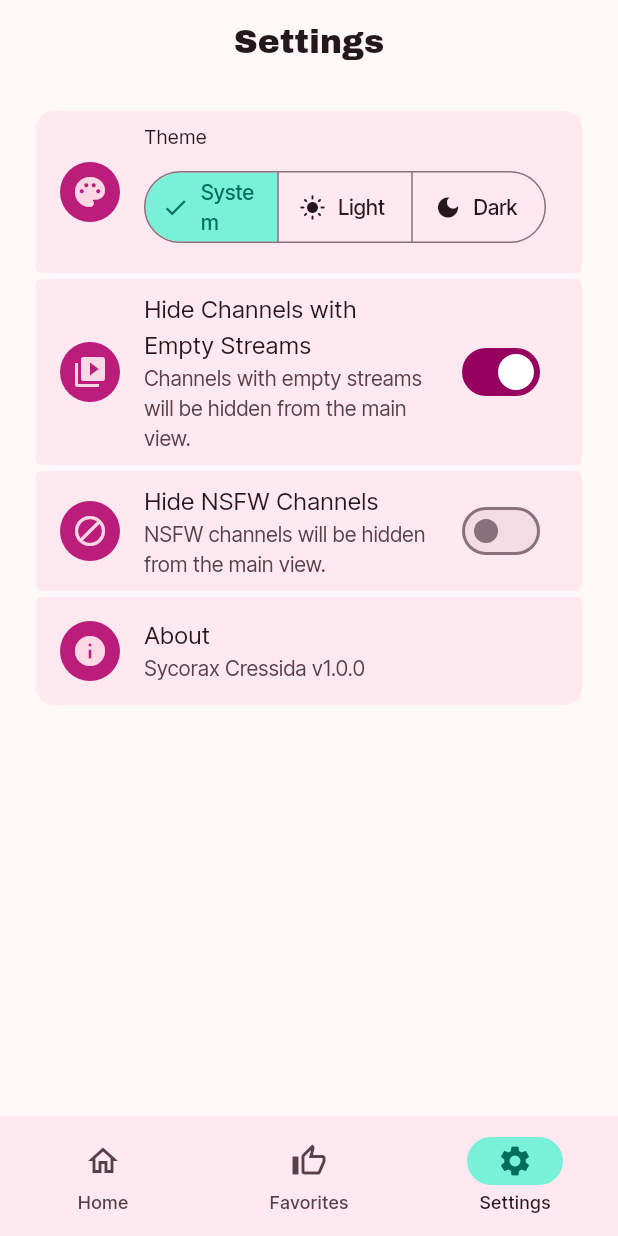
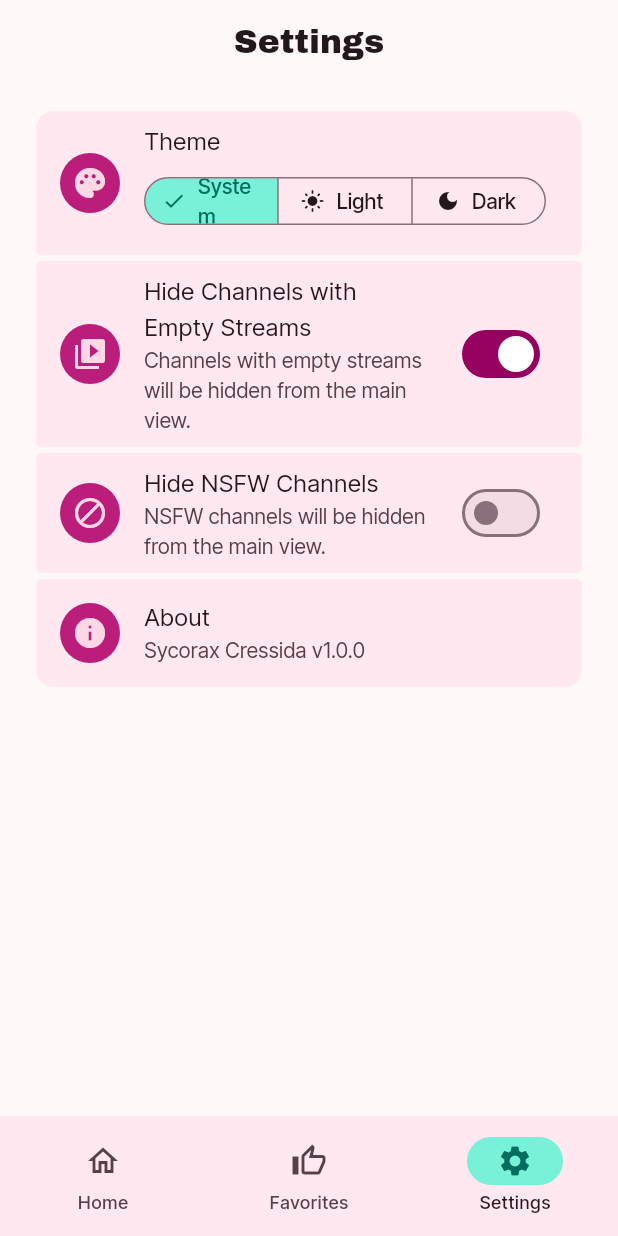
Before and after one commit to ikhsan3adi/sycorax_cressida, a Flutter app: the screen it shows after launch, item 3 of the bottom bar chosen, on a phone screen of 412 x 824 dp. Run offline on Flutter 3.47's test engine with Material 3 defaults, Android fonts, the phone set to English and light mode, and no system bars; our stand-ins replace cached_network_image, dio, drift, flutter_riverpod, go_router, google_fonts and 1 more; missing offline and left inert: media_kit, media_kit_video; accounts and stored records are empty; generated files the repository leaves out were written again; network calls fail.

Commit message:
feat(ui): auto-expand playing channel tile and refine UI elements
The channel expansion tile now automatically expands when its associated
stream is playing.

Also includes various UI refinements:
- Adjusted colors for non-playing feed list items.
- Improved spacing and added 'Feed:' prefix in stream view header.
- Applied compact style to theme selection segmented button.
- Removed dense property from theme settings list tile.

```diff
--- a/lib/features/home/widgets/stream_list_view.dart
+++ b/lib/features/home/widgets/stream_list_view.dart
@@ -101,6 +101,7 @@ class _StreamListViewState extends ConsumerState<StreamListView> {
       color: Theme.of(context).colorScheme.surfaceContainerHighest,
       padding: const EdgeInsets.symmetric(horizontal: 8, vertical: 8),
       child: Row(
+        spacing: 8,
         children: [
           IconButton(
             icon: const Icon(Icons.arrow_back),
@@ -108,7 +109,6 @@ class _StreamListViewState extends ConsumerState<StreamListView> {
               ref.read(homeContentProvider.notifier).setBrowseMode();
             },
           ),
-          const SizedBox(width: 8),
           Expanded(
             child: Column(
               crossAxisAlignment: CrossAxisAlignment.start,
@@ -120,7 +120,7 @@ class _StreamListViewState extends ConsumerState<StreamListView> {
                   overflow: TextOverflow.ellipsis,
                 ),
                 Text(
-                  state.selectedFeedName ?? 'Unknown Feed',
+                  'Feed: ${state.selectedFeedName ?? 'Unknown Feed'}',
                   style: Theme.of(context).textTheme.bodySmall,
                   maxLines: 1,
                   overflow: TextOverflow.ellipsis,
--- a/lib/features/settings/settings_screen.dart
+++ b/lib/features/settings/settings_screen.dart
@@ -22,7 +22,6 @@ class SettingsScreen extends ConsumerWidget {
           ListTile(
             leading: const CircleAvatar(child: Icon(Icons.palette)),
             title: const Text('Theme'),
-            dense: true,
             subtitle: ThemeButton(
               mode: themeModeAsync.value ?? ThemeMode.system,
               onSelectionChanged: (Set<ThemeMode> newSelection) {
--- a/lib/features/settings/widgets/theme_button.dart
+++ b/lib/features/settings/widgets/theme_button.dart
@@ -11,6 +11,10 @@ class ThemeButton extends StatelessWidget {
     return Padding(
       padding: const EdgeInsets.symmetric(vertical: 8.0),
       child: SegmentedButton<ThemeMode>(
+        style: SegmentedButton.styleFrom(
+          iconSize: 16,
+          visualDensity: VisualDensity.compact,
+        ),
         segments: [
           const ButtonSegment(
             value: ThemeMode.system,
```
Also changed, not shown: lib/features/home/widgets/feed_list_tile.dart (+5 -3 lines), lib/shared/widgets/channel_expansion_tile.dart (+6 -2 lines).
